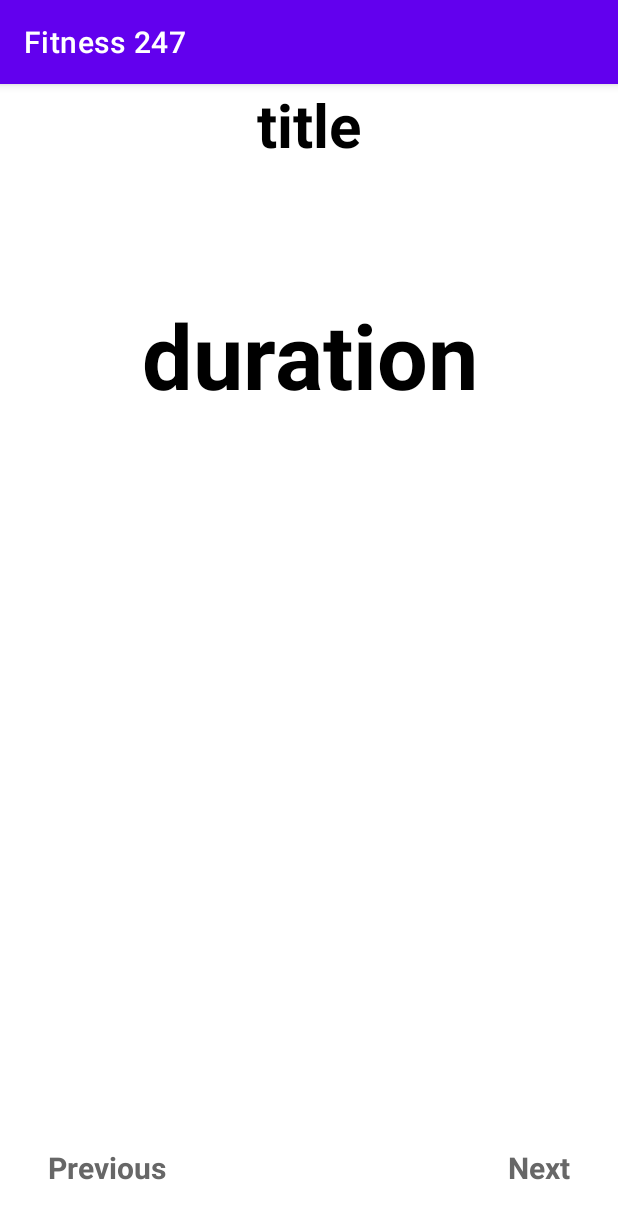
After one commit to robert-kieu/Fitness_247, an Android app: the Ex_PracticeActivity screen opened directly, with no data from a screen before it, on a phone screen of 412 x 824 dp. The commit adds this screen. Shown: the top 1219 px of the screen. Run offline under Robolectric (Android 15) with nearby library versions, the phone set to English and light mode, and no system bars.

Commit message:
Dang commit
update Ex_practice

```diff
--- a/Fitness2472/app/src/main/AndroidManifest.xml
+++ b/Fitness2472/app/src/main/AndroidManifest.xml
@@ -12,6 +12,7 @@
         <activity android:name=".Activity.IntroActivity"></activity>
         <activity android:name=".Activity.Ex_lstActivity"></activity>
         <activity android:name=".Activity.Show_ex_detailActivity"></activity>
+        <activity android:name=".Activity.Ex_PracticeActivity"></activity>
         <activity android:name=".Activity.MainActivity">
             <intent-filter>
                 <action android:name="android.intent.action.MAIN" />
--- /dev/null
+++ b/Fitness2472/app/src/main/java/com/example/fitness247/Activity/Ex_PracticeActivity.java
@@ -0,0 +1,73 @@
+package com.example.fitness247.Activity;
+
+import android.content.Intent;
+import android.os.Bundle;
+import android.view.View;
+import android.widget.ImageView;
+import android.widget.TextView;
+
+import androidx.appcompat.app.AppCompatActivity;
+
+import com.bumptech.glide.Glide;
+import com.example.fitness247.Domain.Ex_Lst_Domain;
+import com.example.fitness247.R;
+
+import java.util.ArrayList;
+import java.util.concurrent.TimeUnit;
+import java.util.Timer;
+import java.util.TimerTask;
+
+public class Ex_PracticeActivity extends AppCompatActivity {
+    private TextView next_btn, previous_btn;
+    private TextView ex_title;
+    private TextView ex_duration;
+    private Ex_Lst_Domain object;
+    private int duration;
+
+    @Override
+    protected void onCreate(Bundle saveInstanceState){
+        super.onCreate(saveInstanceState);
+        setContentView(R.layout.activity_view_ex);
+
+        initView();
+//        try {
+//            getBundle();
+//        } catch (InterruptedException e) {
+//            e.printStackTrace();
+//        }
+
+
+    }
+
+
+    private void getBundle() throws InterruptedException {
+        Ex_Lst_Domain object_lst = (Ex_Lst_Domain) getIntent().getSerializableExtra("object");
+
+        ex_title.setText(object.getTitle());
+
+        Timer timer = new Timer();
+        timer.scheduleAtFixedRate(new TimerTask() {
+            int duration = object.getDuration();
+
+            public void run() {
+
+                ex_duration.setText("00:" + String.valueOf(duration));
+                duration--;
+
+                if (duration < 0) {
+                    timer.cancel();
+                }
+            }
+        }, 0, 1000);
+    }
+
+
+
+    private void initView() {
+        next_btn = findViewById(R.id.ex_practice_next_btn);
+        previous_btn = findViewById(R.id.ex_practice_previous);
+        ex_title = findViewById(R.id.ex_detail_title);
+        ex_duration = findViewById(R.id.ex_detail_duration);
+    }
+
+}
--- a/Fitness2472/app/src/main/java/com/example/fitness247/Adapter/Ex_Lst_Adapter.java
+++ b/Fitness2472/app/src/main/java/com/example/fitness247/Adapter/Ex_Lst_Adapter.java
@@ -11,18 +11,22 @@ import android.widget.TextView;
 import android.content.Intent;
 
 import androidx.annotation.NonNull;
+import androidx.appcompat.view.menu.MenuView;
 import androidx.constraintlayout.widget.ConstraintLayout;
 import androidx.core.content.ContextCompat;
 import androidx.recyclerview.widget.RecyclerView;
 
 import com.bumptech.glide.Glide;
+import com.example.fitness247.Activity.MainActivity;
 import com.example.fitness247.Domain.Ex_Lst_Domain;
 import com.example.fitness247.R;
 import com.example.fitness247.Activity.Ex_lstActivity;
 import com.example.fitness247.Activity.Show_ex_detailActivity;
+import com.example.fitness247.Activity.Ex_PracticeActivity;
 
 import java.util.ArrayList;
 import java.io.Serializable;
+import androidx.appcompat.view.menu.MenuView.ItemView;
 
 public class Ex_Lst_Adapter extends RecyclerView.Adapter<Ex_Lst_Adapter.ViewHolder> implements Serializable{
     ArrayList<Ex_Lst_Domain> Ex_Lst_Domains;
@@ -37,6 +41,7 @@ public class Ex_Lst_Adapter extends RecyclerView.Adapter<Ex_Lst_Adapter.ViewHold
         View inflate = LayoutInflater.from(parent.getContext()).inflate(R.layout.activity_view_holder_ex_list, parent, false);
 
         return new ViewHolder(inflate);
+
     }
 
     @Override
--- /dev/null
+++ b/Fitness2472/app/src/main/res/layout/activity_view_ex.xml
@@ -0,0 +1,77 @@
+<?xml version="1.0" encoding="utf-8"?>
+<androidx.constraintlayout.widget.ConstraintLayout
+    xmlns:android="http://schemas.android.com/apk/res/android"
+    xmlns:app="http://schemas.android.com/apk/res-auto"
+    xmlns:tools="http://schemas.android.com/tools"
+    android:layout_width="match_parent"
+    android:layout_height="match_parent">
+
+    <LinearLayout
+        android:layout_width="match_parent"
+        android:layout_height="match_parent"
+        android:orientation="vertical">
+
+        <TextView
+            android:id="@+id/ex_practice_title"
+            android:layout_width="match_parent"
+            android:layout_height="wrap_content"
+            android:text="title"
+            android:textStyle="bold"
+            android:textColor="#000000"
+            android:textSize="40sp"
+            android:textAlignment="center"/>
+
+        <androidx.constraintlayout.widget.ConstraintLayout
+            android:layout_width="match_parent"
+            android:layout_height="wrap_content">
+
+            <TextView
+                android:id="@+id/ex_practice_duration"
+                android:layout_width="match_parent"
+                android:layout_height="wrap_content"
+                android:layout_marginTop="86dp"
+                android:text="duration"
+                android:textAlignment="center"
+                android:textColor="#000000"
+                android:textSize="60dp"
+                android:textStyle="bold"
+                app:layout_constraintEnd_toEndOf="parent"
+                app:layout_constraintStart_toStartOf="parent"
+                app:layout_constraintTop_toTopOf="parent" />
+        </androidx.constraintlayout.widget.ConstraintLayout>
+
+        <androidx.constraintlayout.widget.ConstraintLayout
+            android:layout_width="match_parent"
+            android:layout_height="match_parent">
+
+            <TextView
+                android:id="@+id/ex_practice_previous"
+                android:layout_width="wrap_content"
+                android:layout_height="wrap_content"
+                android:layout_marginStart="32dp"
+                android:text="Previous"
+                android:textColor="#676767"
+                android:textSize="20sp"
+                android:textStyle="bold"
+                app:layout_constraintBottom_toBottomOf="@+id/ex_practice_next_btn"
+                app:layout_constraintEnd_toStartOf="@+id/ex_practice_next_btn"
+                app:layout_constraintHorizontal_bias="0.0"
+                app:layout_constraintStart_toStartOf="parent"
+                app:layout_constraintTop_toTopOf="@+id/ex_practice_next_btn" />
+
+            <TextView
+                android:id="@+id/ex_practice_next_btn"
+                android:layout_width="wrap_content"
+                android:layout_height="wrap_content"
+                android:layout_marginEnd="32dp"
+                android:layout_marginBottom="32dp"
+                android:text="Next"
+                android:textColor="#676767"
+                android:textSize="20dp"
+                android:textStyle="bold"
+                app:layout_constraintBottom_toBottomOf="parent"
+                app:layout_constraintEnd_toEndOf="parent" />
+        </androidx.constraintlayout.widget.ConstraintLayout>
+
+    </LinearLayout>
+</androidx.constraintlayout.widget.ConstraintLayout>
--- a/Fitness2472/app/src/main/res/layout/activity_view_holder_ex_list.xml
+++ b/Fitness2472/app/src/main/res/layout/activity_view_holder_ex_list.xml
@@ -4,7 +4,7 @@
     android:id="@+id/main_layout"
     android:layout_width="match_parent"
     android:layout_height="127dp"
-    android:layout_margin="32sp"
+    android:layout_margin="32dp"
     android:background="@drawable/dark_bkgr">
 
     <ImageView
```
Also changed, not shown: Fitness2472/app/src/main/java/com/example/fitness247/Activity/Ex_lstActivity.java (+27 -1 lines), Fitness2472/app/src/main/res/layout/activity_view_exercise_lst.xml (+27 -5 lines).
